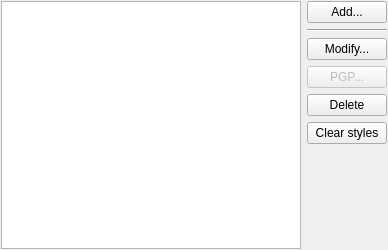
Above: src/plugins/azoth/accountslistwidget.ui from 0xd34df00d/leechcraft before the change. Below: the same form after it.
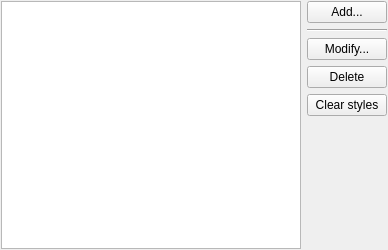
That is the form after the change. Icons and pictures are not drawn.

```diff
--- a/src/plugins/azoth/accountslistwidget.ui
+++ b/src/plugins/azoth/accountslistwidget.ui
@@ -58,19 +58,6 @@
          </property>
         </widget>
        </item>
-       <item>
-        <widget class="QPushButton" name="PGP_">
-         <property name="enabled">
-          <bool>false</bool>
-         </property>
-         <property name="text">
-          <string>PGP...</string>
-         </property>
-         <property name="icon">
-          <iconset theme="mail-encrypted"/>
-         </property>
-        </widget>
-       </item>
        <item>
         <widget class="QPushButton" name="Delete_">
          <property name="text">
```
